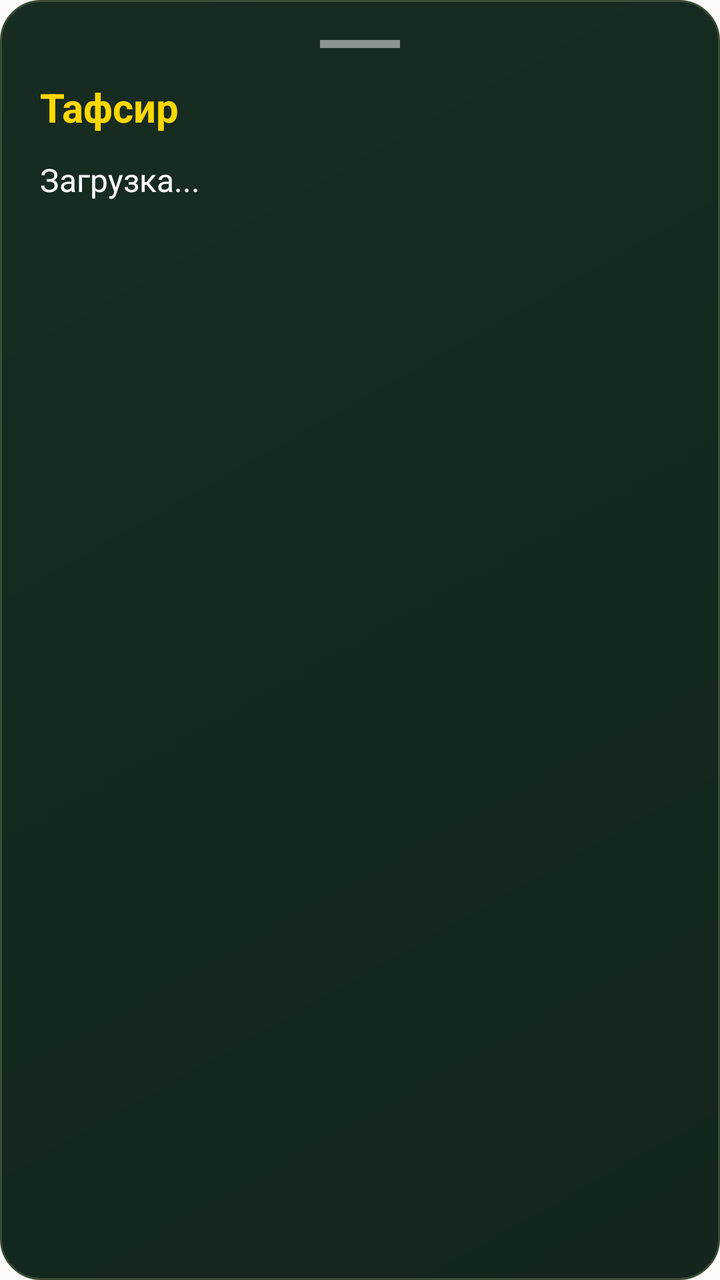
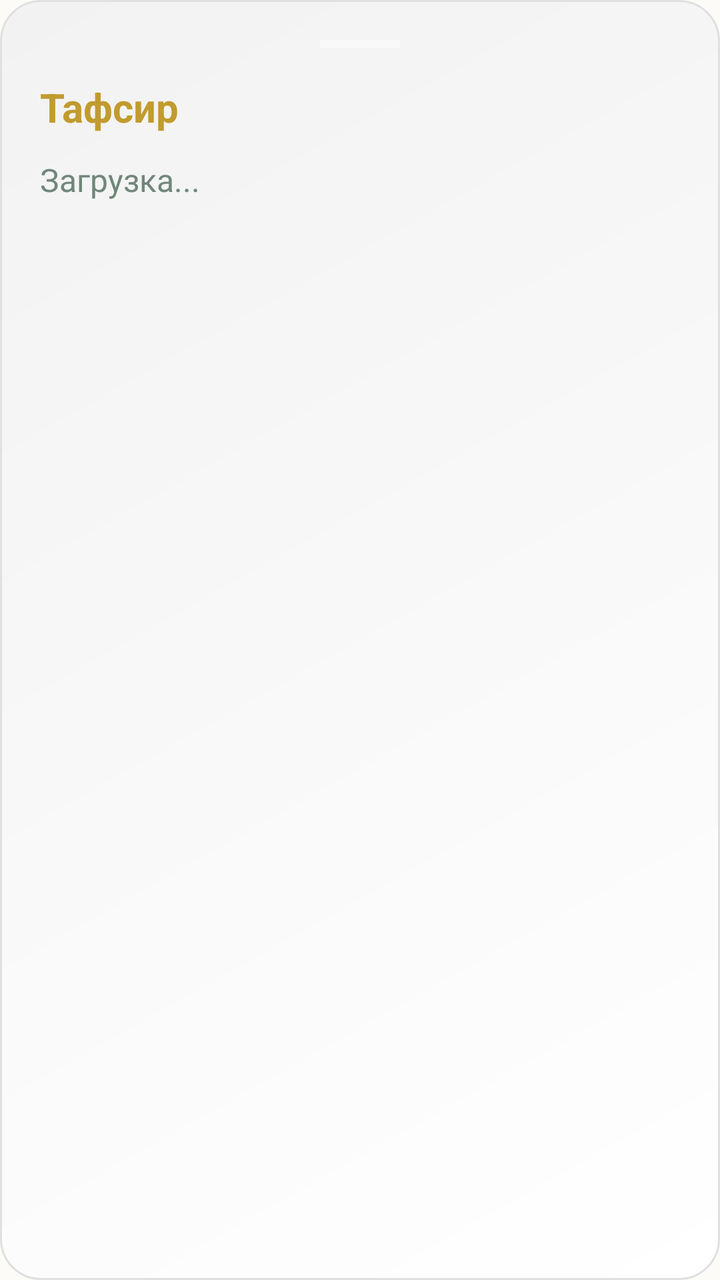

Before-and-after screenshots of an Android layout around one commit, followed by the original layout XML and the change that was made.
<!-- AndroidManifest.xml: application theme Theme.YchiCoran -->
<!-- res/layout/bottom_sheet_tafsir.xml -->
<?xml version="1.0" encoding="utf-8"?>
<LinearLayout xmlns:android="http://schemas.android.com/apk/res/android"
    android:layout_width="match_parent"
    android:layout_height="wrap_content"
    android:background="@drawable/card_gradiend"
    android:orientation="vertical"
    android:padding="20dp">

    <View
        android:layout_width="40dp"
        android:layout_height="4dp"
        android:layout_gravity="center_horizontal"
        android:layout_marginBottom="16dp"
        android:background="#80FFFFFF" />

    <TextView
        android:id="@+id/tafsir_title"
        android:layout_width="match_parent"
        android:layout_height="wrap_content"
        android:text="Тафсир"
        android:textColor="#FFD700"
        android:textSize="20sp"
        android:textStyle="bold"
        android:layout_marginBottom="12dp"/>

    <androidx.core.widget.NestedScrollView
        android:layout_width="match_parent"
        android:layout_height="wrap_content"
        android:maxHeight="400dp">

        <TextView
            android:id="@+id/tafsir_text"
            android:layout_width="match_parent"
            android:layout_height="wrap_content"
            android:text="Загрузка..."
            android:textColor="#FFFFFF"
            android:textSize="16sp"
            android:lineSpacingExtra="4dp"/>
    </androidx.core.widget.NestedScrollView>

</LinearLayout>
<!-- resources referenced by this layout -->
<resources>
  <!-- drawable card_gradiend (drawable) -->
  <?xml version="1.0" encoding="utf-8"?>
  <shape xmlns:android="http://schemas.android.com/apk/res/android"
      android:shape="rectangle">
      
      <gradient
          android:startColor="#13251C"
          android:endColor="#182C22"
          android:angle="135"
          android:type="linear" />
      <corners android:radius="20dp" />
  
      <stroke
          android:width="1dp"
          android:color="#3A4B36" />
  </shape>
  <style name="Theme.YchiCoran" parent="Base.Theme.YchiCoran" />
  <style name="Base.Theme.YchiCoran" parent="Theme.Material3.DayNight.NoActionBar">
          
          <item name="android:windowBackground">@color/background_layout</item>
          <item name="android:statusBarColor">@color/background_layout</item>
          <item name="android:navigationBarColor">@color/background_nav_bar</item>
          <item name="android:colorBackground">@color/background_layout</item>
  
          <item name="android:textColorPrimary">@color/h1_text_color</item>
          <item name="android:textColorSecondary">@color/h2_text_color</item>
          <item name="android:textColorTertiary">@color/standart_txt</item>
          <item name="android:textColorHint">@color/standart_txt</item>
  
          <item name="android:colorControlHighlight">@color/background_activ_element</item>
          <item name="android:colorControlActivated">@color/background_activ_element</item>
      </style>
  <color name="background_layout">#FCFBF7</color>
  <color name="background_nav_bar">#FDFBF7</color>
  <color name="h1_text_color">#1A3329</color>
  <color name="h2_text_color">#C19B2E</color>
  <color name="standart_txt">#70877A</color>
  <color name="background_activ_element">#C19B2E</color>
</resources>

<!-- the commit's change to res/layout/bottom_sheet_tafsir.xml (unified diff, before → after) -->
@@ -18,7 +18,7 @@
         android:layout_width="match_parent"
         android:layout_height="wrap_content"
         android:text="Тафсир"
-        android:textColor="#FFD700"
+        android:textColor="@color/h2_text_color"
         android:textSize="20sp"
         android:textStyle="bold"
         android:layout_marginBottom="12dp"/>
@@ -33,7 +33,7 @@
             android:layout_width="match_parent"
             android:layout_height="wrap_content"
             android:text="Загрузка..."
-            android:textColor="#FFFFFF"
+            android:textColor="@color/standart_txt"
             android:textSize="16sp"
             android:lineSpacingExtra="4dp"/>
     </androidx.core.widget.NestedScrollView>
<!-- resource entries referenced after the edit -->
@@ -6,17 +6,20 @@
       android:shape="rectangle">
       
       <gradient
-          android:startColor="#13251C"
-          android:endColor="#182C22"
+          android:startColor="@color/card_gradient_start"
+          android:endColor="@color/card_gradient_end"
           android:angle="135"
           android:type="linear" />
       <corners android:radius="20dp" />
   
       <stroke
           android:width="1dp"
-          android:color="#3A4B36" />
+          android:color="@color/card_stroke" />
   </shape>
   <style name="Theme.YchiCoran" parent="Base.Theme.YchiCoran" />
+  <color name="card_gradient_start">#FFFFFF</color>
+  <color name="card_gradient_end">#F2F2F2</color>
+  <color name="card_stroke">#E0E0E0</color>
   <style name="Base.Theme.YchiCoran" parent="Theme.Material3.DayNight.NoActionBar">
           
           <item name="android:windowBackground">@color/background_layout</item>
